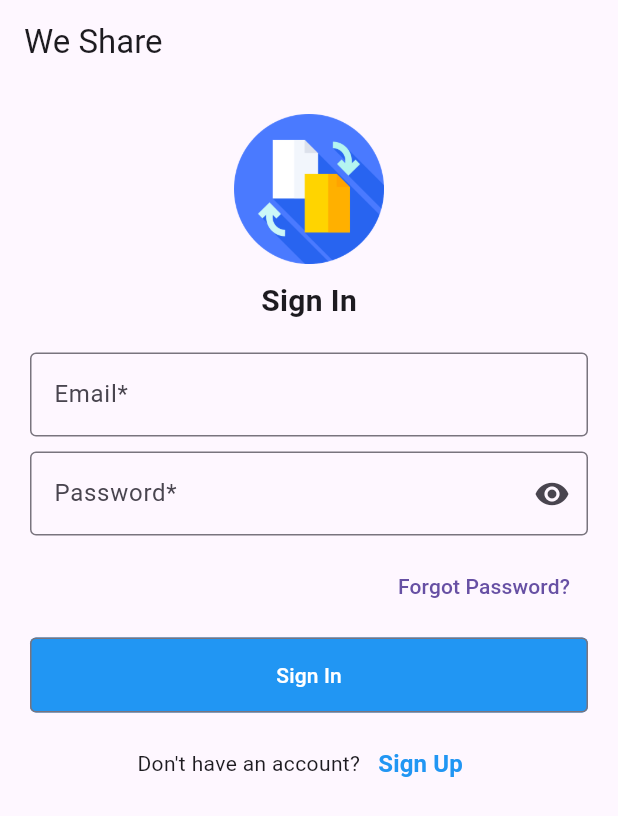
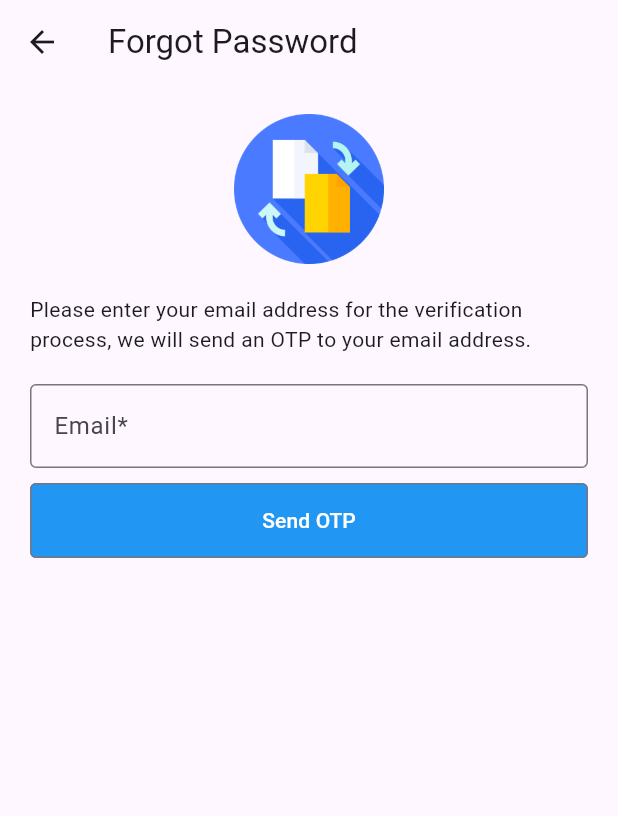
Before and after one commit to Rohan-mgr/flutter-final-project, a Flutter app: the screen it shows after launch, after a tap on "Forgot Password?", on a phone screen of 412 x 824 dp. Shown: the top 816 px of the screen. Run offline on Flutter 3.47's test engine with Material 3 defaults, Android fonts, the phone set to English and light mode, and no system bars; our stand-ins replace cloud_firestore, firebase_auth, firebase_core, flutter_dotenv, form_validator, shared_preferences and 1 more; missing offline and left inert: bcrypt, bootstrap_alert, mailer, otp; accounts and stored records are empty.

Commit message:
basic layout done

```diff
--- /dev/null
+++ b/lib/screens/forgot_password.dart
@@ -0,0 +1,90 @@
+import 'package:flutter/material.dart';
+import 'package:flutter_final_project/services/firebase_auth_service.dart';
+import 'package:flutter_final_project/types/user.dart';
+import 'package:form_validator/form_validator.dart';
+import 'package:flutter_final_project/widgets/loader.dart';
+import 'package:flutter_final_project/services/mailer.dart';
+import 'package:firebase_auth/firebase_auth.dart';
+
+class ForgotPassword extends StatefulWidget {
+  const ForgotPassword({super.key});
+
+  @override
+  State<ForgotPassword> createState() => _ForgotPasswordState();
+}
+
+class _ForgotPasswordState extends State<ForgotPassword> {
+  String error = "";
+  bool _isSubmitting = false;
+  final _formKey = GlobalKey<FormState>();
+  final emailController = TextEditingController();
+  final FirebaseAuthService _authService = FirebaseAuthService();
+
+  void sendMailHandler() async {
+    if (_formKey.currentState!.validate()) {
+      try {
+        setState(() {
+          _isSubmitting = true;
+        });
+        var response =
+            await _authService.userExists(email: emailController.text);
+        print(response);
+      } catch (error) {}
+    }
+  }
+
+  @override
+  Widget build(BuildContext context) {
+    return Scaffold(
+      appBar: AppBar(
+        title: Text("Forgot Password"),
+      ),
+      body: Form(
+        key: _formKey,
+        child: Container(
+          padding: const EdgeInsets.all(20.0),
+          alignment: Alignment.center,
+          child: ListView(
+            children: [
+              Image.asset(
+                "assets/logo.png",
+                height: 100,
+                width: 100,
+              ),
+              const SizedBox(
+                height: 20,
+              ),
+              Text(
+                  "Please enter your email address for the verification process, we will send an OTP to your email address."),
+              SizedBox(
+                height: 20,
+              ),
+              TextFormField(
+                controller: emailController,
+                validator: ValidationBuilder().email().maxLength(50).build(),
+                decoration: InputDecoration(
+                  border: OutlineInputBorder(),
+                  labelText: 'Email*',
+                ),
+                keyboardType: TextInputType.emailAddress,
+              ),
+              const SizedBox(height: 10.0),
+              OutlinedButton(
+                style: OutlinedButton.styleFrom(
+                  backgroundColor: Colors.blue,
+                  foregroundColor: Colors.white,
+                  minimumSize: Size(double.infinity, 50),
+                  shape: RoundedRectangleBorder(
+                    borderRadius: BorderRadius.circular(4),
+                  ),
+                ),
+                onPressed: sendMailHandler,
+                child: _isSubmitting ? Loader() : Text('Send OTP'),
+              ),
+            ],
+          ),
+        ),
+      ),
+    );
+  }
+}
--- a/lib/screens/index.dart
+++ b/lib/screens/index.dart
@@ -1,4 +1,5 @@
 import 'package:flutter/material.dart';
+import 'package:flutter_final_project/screens/forgot_password.dart';
 
 // Import your screen widgets here
 import 'package:flutter_final_project/screens/home_screen.dart';
@@ -10,4 +11,5 @@ Map<String, Widget Function(BuildContext)> get appRoutes => {
       '/home': (context) => Home(),
       '/': (context) => Login(),
       "/signup": (context) => SignUp(),
+      "/forgot-password": (context) => ForgotPassword(),
     };
--- a/lib/screens/login_screen.dart
+++ b/lib/screens/login_screen.dart
@@ -127,7 +127,10 @@ class _LoginState extends State<Login> {
                 mainAxisAlignment: MainAxisAlignment.end,
                 children: [
                   TextButton(
-                    onPressed: () => {/* Forgot password functionality */},
+                    onPressed: () => {
+                      /* Forgot password functionality */
+                      Navigator.pushNamed(context, "/forgot-password")
+                    },
                     child: Text('Forgot Password?'),
                   ),
                 ],
--- a/lib/services/firebase_auth_service.dart
+++ b/lib/services/firebase_auth_service.dart
@@ -65,6 +65,20 @@ class FirebaseAuthService {
     }
   }
 
+  Future<String> userExists({required String email}) async {
+    final emailExists = await FirebaseFirestore.instance
+        .collection("users")
+        .where("email", isEqualTo: email)
+        .get();
+
+    if (emailExists.docs.isEmpty) {
+      throw "Email address does not exist";
+    }
+    print(emailExists);
+
+    return email;
+  }
+
   // for signing out
   // Future<void> signOut() async {
   //   await _firebaseAuth.signOut();
```
